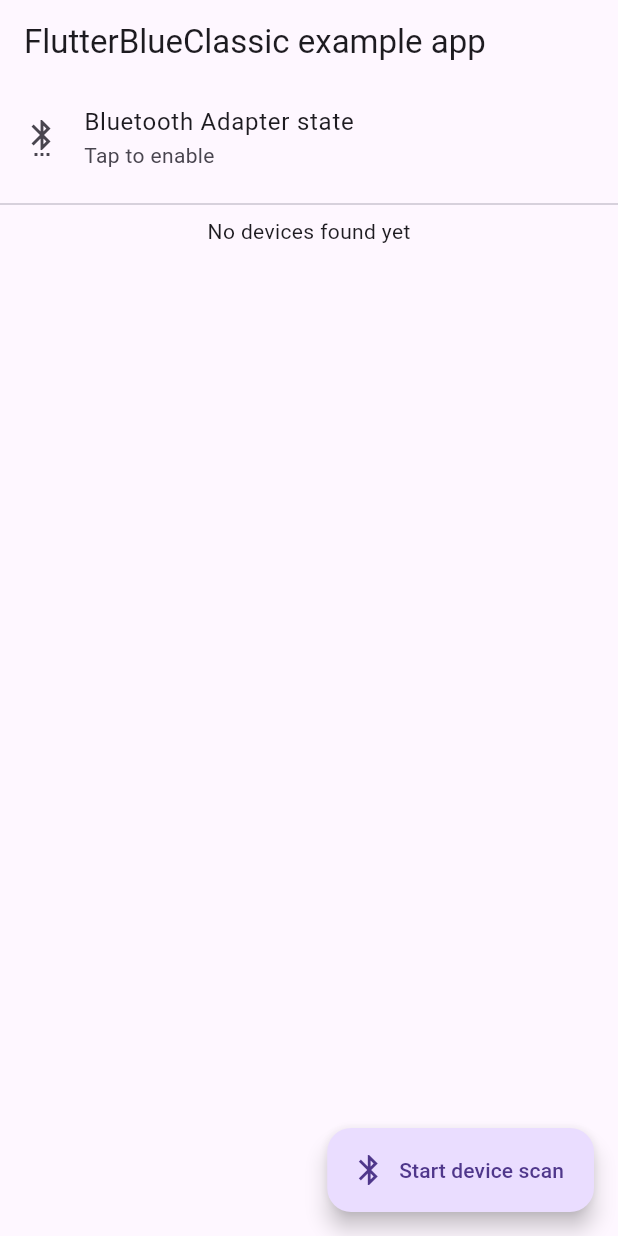
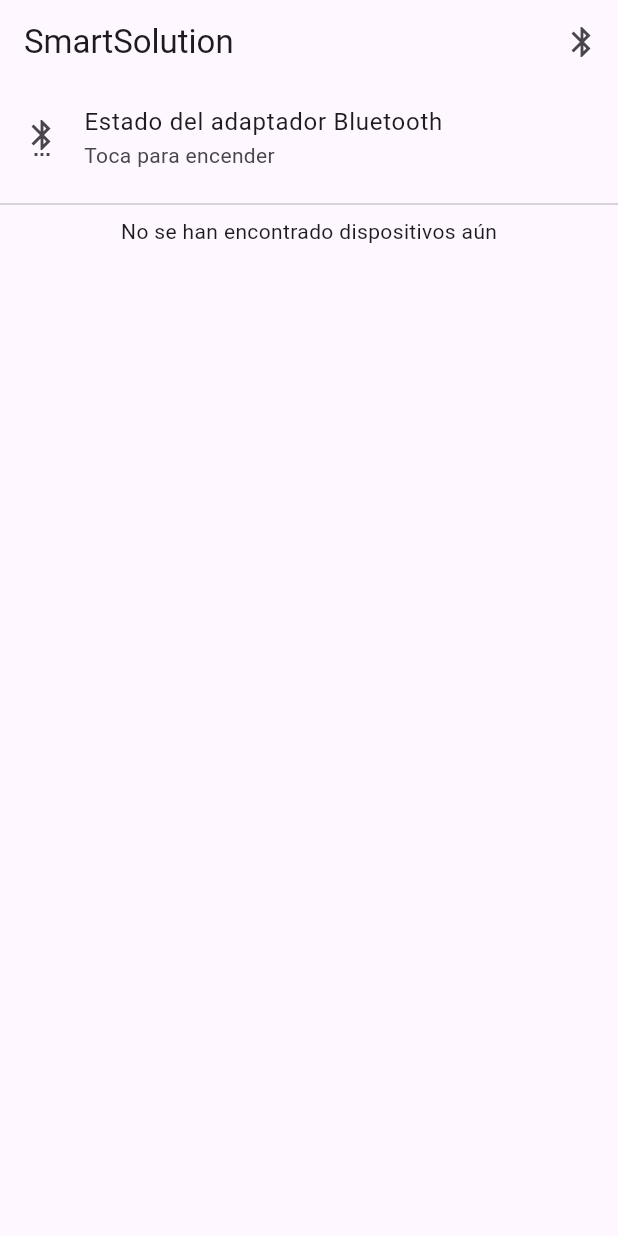
Before and after one commit to WanderTheWeeb/Trash_monitor, a Flutter app: the screen it shows after launch, on a phone screen of 412 x 824 dp. Run offline on Flutter 3.47's test engine with Material 3 defaults, Android fonts, the light colour scheme and no system bars; missing offline and left inert: flutter_blue_classic.

```diff
--- a/lib/main.dart
+++ b/lib/main.dart
@@ -1,9 +1,5 @@
-import 'dart:async';
-
-import 'package:flutter/foundation.dart';
 import 'package:flutter/material.dart';
-import 'package:flutter_blue_classic/flutter_blue_classic.dart';
-import 'package:trash_monitor/screen/device_screen.dart';
+import 'package:trash_monitor/screen/home/home_screen.dart';
 
 void main() {
   runApp(const MyApp());
@@ -17,146 +13,3 @@ class MyApp extends StatelessWidget {
     return const MaterialApp(home: MainScreen());
   }
 }
-
-class MainScreen extends StatefulWidget {
-  const MainScreen({super.key});
-
-  @override
-  State<MainScreen> createState() => _MainScreenState();
-}
-
-class _MainScreenState extends State<MainScreen> {
-  final _flutterBlueClassicPlugin = FlutterBlueClassic();
-
-  BluetoothAdapterState _adapterState = BluetoothAdapterState.unknown;
-  StreamSubscription? _adapterStateSubscription;
-
-  final Set<BluetoothDevice> _scanResults = {};
-  StreamSubscription? _scanSubscription;
-
-  bool _isScanning = false;
-  int? _connectingToIndex;
-  StreamSubscription? _scanningStateSubscription;
-
-  @override
-  void initState() {
-    super.initState();
-    initPlatformState();
-  }
-
-  Future<void> initPlatformState() async {
-    BluetoothAdapterState adapterState = _adapterState;
-
-    try {
-      adapterState = await _flutterBlueClassicPlugin.adapterStateNow;
-      _adapterStateSubscription = _flutterBlueClassicPlugin.adapterState.listen(
-        (current) {
-          if (mounted) setState(() => _adapterState = current);
-        },
-      );
-      _scanSubscription = _flutterBlueClassicPlugin.scanResults.listen((
-        device,
-      ) {
-        if (mounted) setState(() => _scanResults.add(device));
-      });
-      _scanningStateSubscription = _flutterBlueClassicPlugin.isScanning.listen((
-        isScanning,
-      ) {
-        if (mounted) setState(() => _isScanning = isScanning);
-      });
-    } catch (e) {
-      if (kDebugMode) print(e);
-    }
-
-    if (!mounted) return;
-
-    setState(() {
-      _adapterState = adapterState;
-    });
-  }
-
-  @override
-  void dispose() {
-    _adapterStateSubscription?.cancel();
-    _scanSubscription?.cancel();
-    _scanningStateSubscription?.cancel();
-    super.dispose();
-  }
-
-  @override
-  Widget build(BuildContext context) {
-    List<BluetoothDevice> scanResults = _scanResults.toList();
-
-    return Scaffold(
-      appBar: AppBar(title: const Text('FlutterBlueClassic example app')),
-      body: ListView(
-        children: [
-          ListTile(
-            title: const Text("Bluetooth Adapter state"),
-            subtitle: const Text("Tap to enable"),
-            trailing: Text(_adapterState.name),
-            leading: const Icon(Icons.settings_bluetooth),
-            onTap: () => _flutterBlueClassicPlugin.turnOn(),
-          ),
-          const Divider(),
-          if (scanResults.isEmpty)
-            const Center(child: Text("No devices found yet"))
-          else
-            for (var (index, result) in scanResults.indexed)
-              ListTile(
-                title: Text("${result.name ?? "???"} (${result.address})"),
-                subtitle: Text(
-                  "Bondstate: ${result.bondState.name}, Device type: ${result.type.name}",
-                ),
-                trailing:
-                    index == _connectingToIndex
-                        ? const CircularProgressIndicator()
-                        : Text("${result.rssi} dBm"),
-                onTap: () async {
-                  BluetoothConnection? connection;
-                  setState(() => _connectingToIndex = index);
-                  try {
-                    connection = await _flutterBlueClassicPlugin.connect(
-                      result.address,
-                    );
-                    if (!this.context.mounted) return;
-                    if (connection != null && connection.isConnected) {
-                      if (mounted) setState(() => _connectingToIndex = null);
-                      Navigator.push(
-                        context,
-                        MaterialPageRoute(
-                          builder:
-                              (context) =>
-                                  DeviceScreen(connection: connection!),
-                        ),
-                      );
-                    }
-                  } catch (e) {
-                    if (mounted) setState(() => _connectingToIndex = null);
-                    if (kDebugMode) print(e);
-                    connection?.dispose();
-                    ScaffoldMessenger.maybeOf(context)?.showSnackBar(
-                      const SnackBar(
-                        content: Text("Error connecting to device"),
-                      ),
-                    );
-                  }
-                },
-              ),
-        ],
-      ),
-      floatingActionButton: FloatingActionButton.extended(
-        onPressed: () {
-          if (_isScanning) {
-            _flutterBlueClassicPlugin.stopScan();
-          } else {
-            _scanResults.clear();
-            _flutterBlueClassicPlugin.startScan();
-          }
-        },
-        label: Text(_isScanning ? "Scanning..." : "Start device scan"),
-        icon: Icon(_isScanning ? Icons.bluetooth_searching : Icons.bluetooth),
-      ),
-    );
-  }
-}
--- /dev/null
+++ b/lib/screen/home/home_screen.dart
@@ -0,0 +1,156 @@
+import 'dart:async';
+
+import 'package:flutter/foundation.dart';
+import 'package:flutter/material.dart';
+import 'package:flutter_blue_classic/flutter_blue_classic.dart';
+import 'package:trash_monitor/screen/device_screen.dart';
+
+class MainScreen extends StatefulWidget {
+  const MainScreen({super.key});
+
+  @override
+  State<MainScreen> createState() => _MainScreenState();
+}
+
+class _MainScreenState extends State<MainScreen> {
+  final _flutterBlueClassicPlugin = FlutterBlueClassic();
+
+  BluetoothAdapterState _adapterState = BluetoothAdapterState.unknown;
+  StreamSubscription? _adapterStateSubscription;
+
+  final Set<BluetoothDevice> _scanResults = {};
+  StreamSubscription? _scanSubscription;
+
+  bool _isScanning = false;
+  int? _connectingToIndex;
+  StreamSubscription? _scanningStateSubscription;
+
+  @override
+  void initState() {
+    super.initState();
+    initPlatformState();
+  }
+
+  Future<void> initPlatformState() async {
+    BluetoothAdapterState adapterState = _adapterState;
+
+    try {
+      adapterState = await _flutterBlueClassicPlugin.adapterStateNow;
+      _adapterStateSubscription = _flutterBlueClassicPlugin.adapterState.listen(
+        (current) {
+          if (mounted) setState(() => _adapterState = current);
+        },
+      );
+      _scanSubscription = _flutterBlueClassicPlugin.scanResults.listen((
+        device,
+      ) {
+        if (mounted) setState(() => _scanResults.add(device));
+      });
+      _scanningStateSubscription = _flutterBlueClassicPlugin.isScanning.listen((
+        isScanning,
+      ) {
+        if (mounted) setState(() => _isScanning = isScanning);
+      });
+    } catch (e) {
+      if (kDebugMode) print(e);
+    }
+
+    if (!mounted) return;
+
+    setState(() {
+      _adapterState = adapterState;
+    });
+  }
+
+  @override
+  void dispose() {
+    _adapterStateSubscription?.cancel();
+    _scanSubscription?.cancel();
+    _scanningStateSubscription?.cancel();
+    super.dispose();
+  }
+
+  @override
+  Widget build(BuildContext context) {
+    List<BluetoothDevice> scanResults = _scanResults.toList();
+
+    return Scaffold(
+      appBar: AppBar(
+        title: const Text('SmartSolution'),
+        actions: [
+          IconButton(
+            onPressed: scanDevice,
+            icon: Icon(
+              _isScanning ? Icons.bluetooth_searching : Icons.bluetooth,
+            ),
+          ),
+        ],
+      ),
+      body: ListView(
+        children: [
+          ListTile(
+            title: const Text("Estado del adaptador Bluetooth"),
+            subtitle: const Text("Toca para encender"),
+            trailing: Text(_adapterState.name),
+            leading: const Icon(Icons.settings_bluetooth),
+            onTap: () => _flutterBlueClassicPlugin.turnOn(),
+          ),
+          const Divider(),
+          if (scanResults.isEmpty)
+            const Center(child: Text("No se han encontrado dispositivos aún"))
+          else
+            for (var (index, result) in scanResults.indexed)
+              ListTile(
+                title: Text(result.name ?? "??? (${result.address})"),
+                subtitle: Text(
+                  "Estado de vínculo: ${result.bondState.name}\nTipo: ${result.type.name}",
+                ),
+                trailing:
+                    index == _connectingToIndex
+                        ? const CircularProgressIndicator()
+                        : Text("${result.rssi} dBm"),
+                onTap: () async {
+                  BluetoothConnection? connection;
+                  setState(() => _connectingToIndex = index);
+                  try {
+                    connection = await _flutterBlueClassicPlugin.connect(
+                      result.address,
+                    );
+                    if (!this.context.mounted) return;
+                    if (connection != null && connection.isConnected) {
+                      if (mounted) setState(() => _connectingToIndex = null);
+                      Navigator.push(
+                        context,
+                        MaterialPageRoute(
+                          builder:
+                              (context) =>
+                                  DeviceScreen(connection: connection!),
+                        ),
+                      );
+                    }
+                  } catch (e) {
+                    if (mounted) setState(() => _connectingToIndex = null);
+                    if (kDebugMode) print(e);
+                    connection?.dispose();
+                    ScaffoldMessenger.maybeOf(context)?.showSnackBar(
+                      const SnackBar(
+                        content: Text("Error connecting to device"),
+                      ),
+                    );
+                  }
+                },
+              ),
+        ],
+      ),
+    );
+  }
+
+  void scanDevice() {
+    if (_isScanning) {
+      _flutterBlueClassicPlugin.stopScan();
+    } else {
+      _scanResults.clear();
+      _flutterBlueClassicPlugin.startScan();
+    }
+  }
+}
```
Also changed, not shown: lib/screen/device_screen.dart (+52 -33 lines), pubspec.yaml (+3 -38 lines), assets/almost_full.png (added), assets/empty.png (added), assets/full.png (added), assets/warning.png (added).
